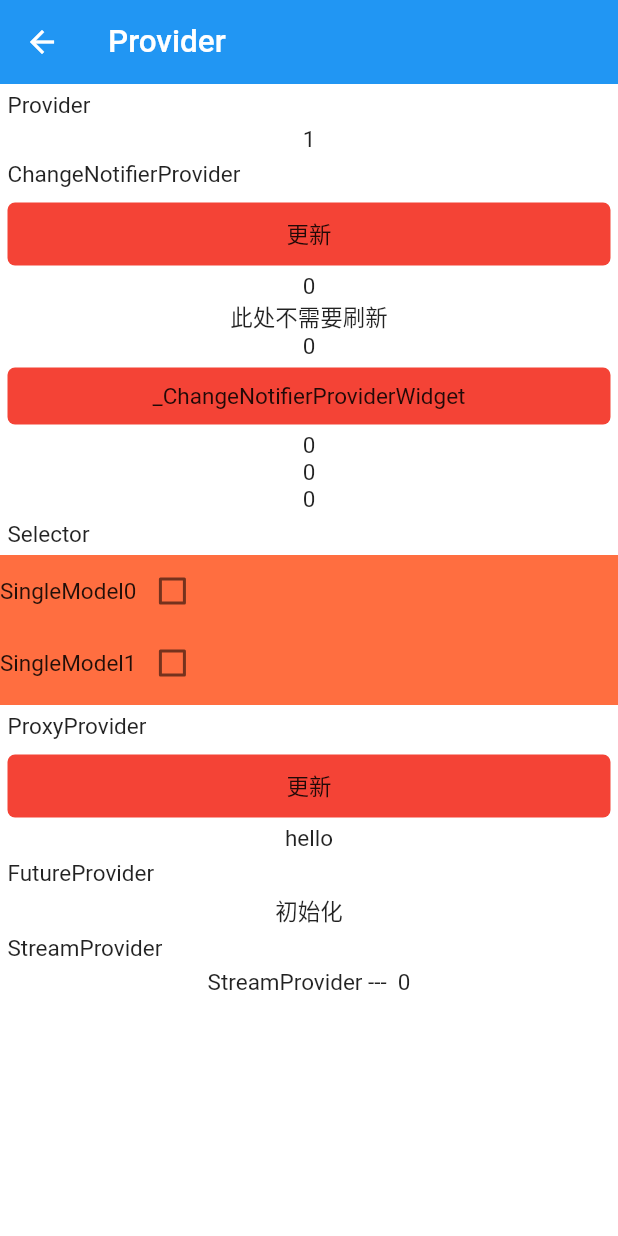
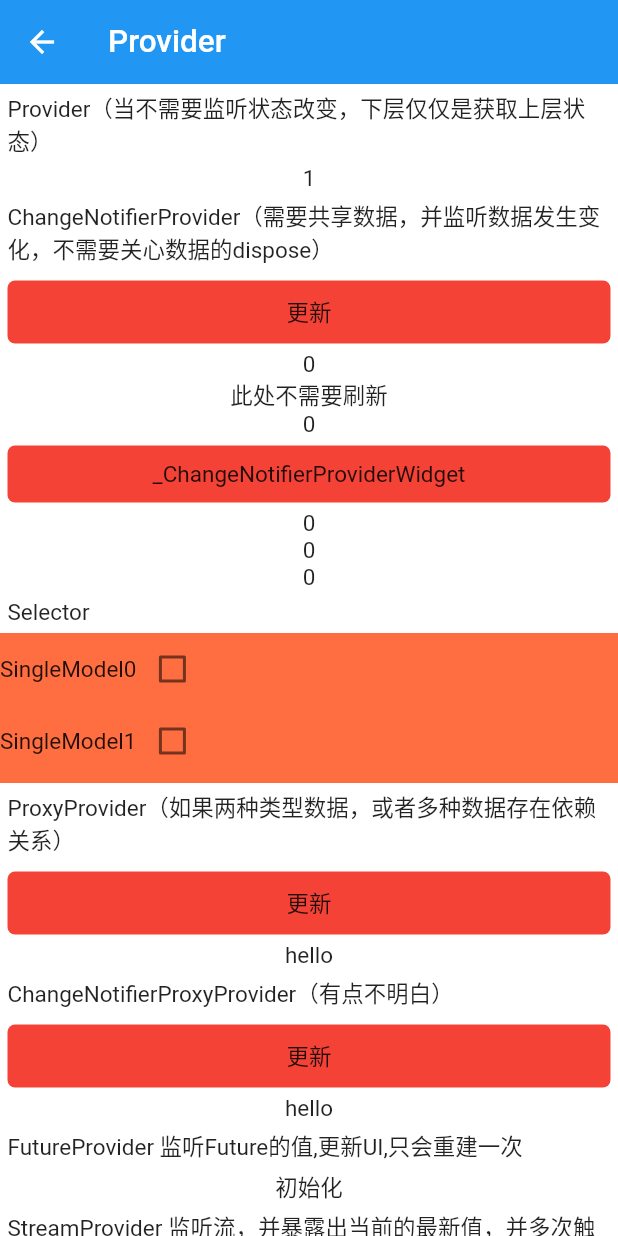
Before and after one commit to LuckyLi706/flutter_example_learn, a Flutter app: the screen it shows after launch, after a tap on "Provider", on a phone screen of 412 x 824 dp. Run offline on Flutter 3.47's test engine with Material 2 defaults, Android fonts, the phone set to English and light mode, and no system bars; our stand-ins replace bot_toast, dio, fluttertoast, permission_handler; missing offline and left inert: window_manager; network calls fail.

Commit message:
provider 学习

```diff
--- a/lib/ui/open_library/model/proxy_provider_model.dart
+++ b/lib/ui/open_library/model/proxy_provider_model.dart
@@ -26,3 +26,18 @@ class ProxyProviderNewModel {
     return name;
   }
 }
+
+class ProxyNotifierProviderNewModel extends ChangeNotifier {
+  String _name = '';
+
+  String get name => _name;
+
+  set name(String value) {
+    _name = value;
+    notifyListeners();
+  }
+
+  String printStr() {
+    return name;
+  }
+}
--- a/lib/ui/open_library/pages/provider_page.dart
+++ b/lib/ui/open_library/pages/provider_page.dart
@@ -35,8 +35,9 @@ class _ProviderPageState extends BasePageState<ProviderPage> {
     return SingleChildScrollView(
       child: Column(
         children: [
-          const CommonText('Provider'),
+          const CommonText('Provider（当不需要监听状态改变，下层仅仅是获取上层状态）'),
 
+          ///当不需要监听状态改变，下层仅仅是获取上层状态，使用[Provider].
           ///最基础的 provider 组成，接收一个任意值并暴露它，但是并不会更新UI
           ///lazy 默认为true，为true表示使用值的时候才回去创建对象，为false表示立即创建对象
           ///如果使用已存在的对象，使用Provider.value(value:对象)，
@@ -53,7 +54,9 @@ class _ProviderPageState extends BasePageState<ProviderPage> {
             child: _ProviderWidget(),
           ),
 
-          const CommonText('ChangeNotifierProvider'),
+          const CommonText('ChangeNotifierProvider（需要共享数据，并监听数据发生变化，不需要关心数据的dispose）'),
+
+          ///todo ListenableProvider 这个和ChangeNotifierProvider类似,需要手动管理数据的dispose,暂时未看
           ChangeNotifierProvider<ProviderChangeNotifierModel>.value(
             value: providerChangeNotifierModel,
             child: Column(
@@ -147,35 +150,73 @@ class _ProviderPageState extends BasePageState<ProviderPage> {
             ),
           ),
 
-          const CommonText('ProxyProvider'),
-          ChangeNotifierProvider(
-            create: (context) => ProxyProviderModel(),
+          const CommonText('ProxyProvider（如果两种类型数据，或者多种数据存在依赖关系）'),
+
+          MultiProvider(
+            providers: [
+              ChangeNotifierProvider(create: (context) => ProxyProviderModel()),
 
               ///我们日常开发中会遇到一种模型嵌套另一种模型、或一种模型的参数用到另一种模型的值、
               ///或是需要几种模型的值组合成一个新的模型的情况，在这种情况下，就可以使用 ProxyProvider
               ///ProxyProviderModel发生改变会通知ProxyProviderNewModel，去执行update
-            child: ProxyProvider<ProxyProviderModel, ProxyProviderNewModel>(
+              ProxyProvider<ProxyProviderModel, ProxyProviderNewModel>(
                 ///value 为发生改变的那个model（既为ProxyProviderModel）
                 ///previous为上次更新的model，（既ProxyProviderNewModel）第一次为null
                 update: (BuildContext context, value, previous) {
                   return ProxyProviderNewModel(value.name);
                 },
+              )
+            ],
             child: Column(
               children: [
                 Consumer<ProxyProviderModel>(builder: (context, model, child) {
                   return CommonButton('更新', () {
-                      context.read<ProxyProviderModel>().name = '更新值';
+                    model.name = '更新值';
                   });
                 }),
                 Consumer<ProxyProviderNewModel>(builder: (context, model, child) {
-                    return Text(Provider.of<ProxyProviderNewModel>(context).name);
+                  return Text(model.name);
                 }),
               ],
             ),
           ),
+
+          const CommonText('ChangeNotifierProxyProvider（有点不明白）'),
+
+          ///todo 后续了解
+          MultiProvider(
+            providers: [
+              ChangeNotifierProvider<ProxyProviderModel>(create: (context) => ProxyProviderModel()),
+
+              /// 官网链接:https://pub.dev/documentation/provider/latest/provider/ChangeNotifierProxyProvider-class.html
+              /// PREFER using ProxyProvider when possible. 尽可能使用ProxyProvider
+              ChangeNotifierProxyProvider<ProxyProviderModel, ProxyNotifierProviderNewModel>(
+                create: (context) => ProxyNotifierProviderNewModel(),
+
+                ///value 为发生改变的那个model（既为ProxyProviderModel）
+                ///previous为上次更新的model，（既ProxyProviderNewModel）第一次为null
+                update: (BuildContext context, value, previous) {
+                  var proxyModel = ProxyNotifierProviderNewModel();
+                  proxyModel.name = value.name;
+                  return proxyModel;
+                },
+              )
+            ],
+            child: Column(
+              children: [
+                Consumer<ProxyProviderModel>(builder: (context, model, child) {
+                  return CommonButton('更新', () {
+                    model.name = '更新值';
+                  });
+                }),
+                Consumer<ProxyNotifierProviderNewModel>(builder: (context, model, child) {
+                  return Text(model.name);
+                }),
+              ],
+            ),
           ),
 
-          const CommonText('FutureProvider'),
+          const CommonText('FutureProvider 监听Future的值,更新UI,只会重建一次'),
 
           ///FutureProvider有一个初始值，接收一个 Future，并在其进入 complete 状态时更新依赖它的组件。
           FutureProvider(
@@ -184,7 +225,7 @@ class _ProviderPageState extends BasePageState<ProviderPage> {
             child: _FutureProviderWidget(),
           ),
 
-          const CommonText('StreamProvider'),
+          const CommonText('StreamProvider 监听流，并暴露出当前的最新值，并多次触发重新构建UI。'),
 
           ///监听流，并暴露出当前的最新值，并多次触发重新构建UI。
           StreamProvider(
```
Lines whose indentation alone changed are shown as unchanged.
